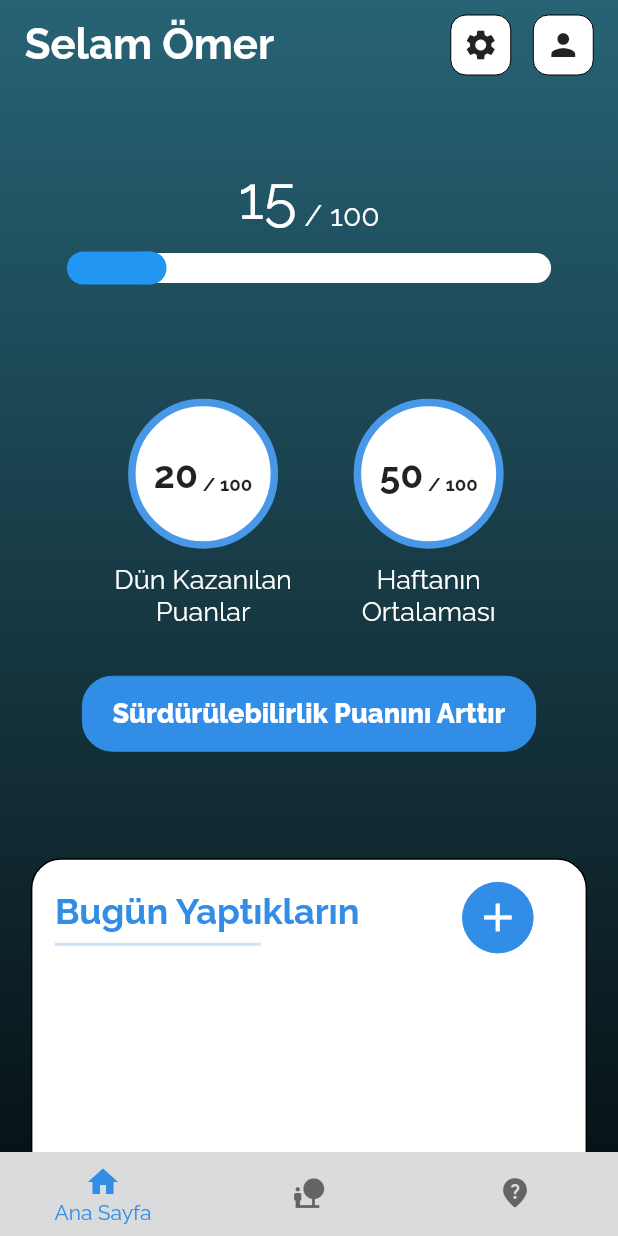
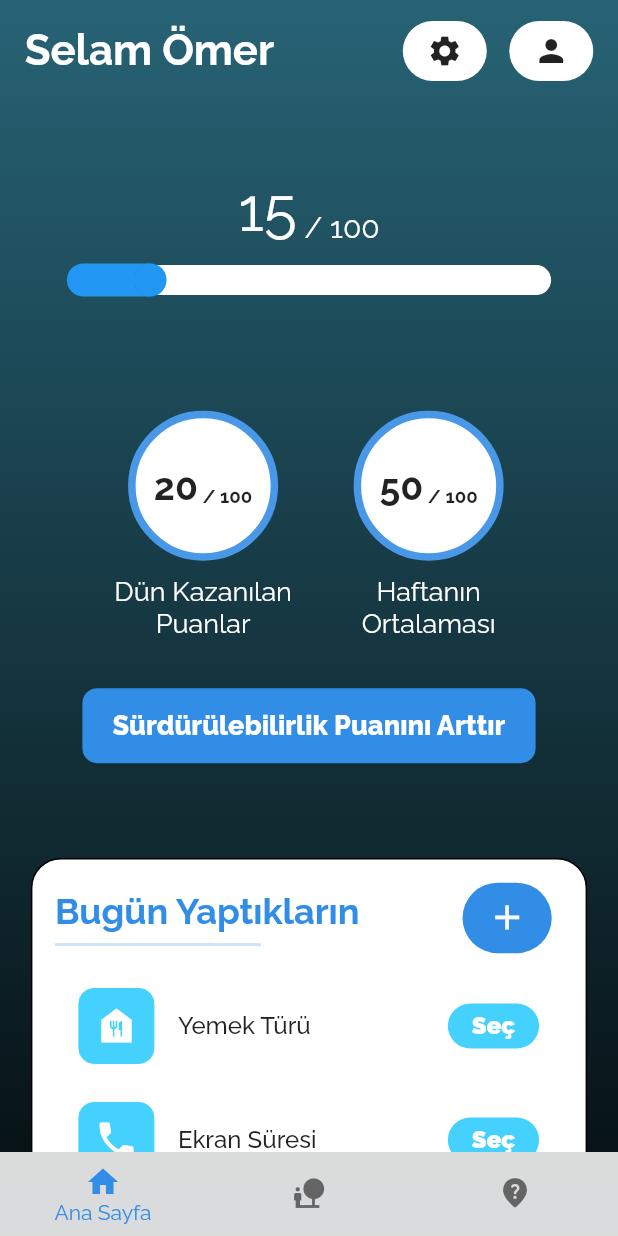
Before and after one commit to enesbiyyik/sustainable-tracker, a Flutter app: the screen it shows once a user with an empty profile is signed in, on a phone screen of 412 x 824 dp. Run offline on Flutter 3.47's test engine with Material 2 defaults, Android fonts, the phone set to English and light mode, and no system bars; our stand-ins replace cloud_firestore, firebase_auth, flutter_swiper, google_fonts; accounts and stored records are empty.

Commit message:
Ana Sayfa v0.3

```diff
--- a/lib/screens/home.dart
+++ b/lib/screens/home.dart
@@ -1,3 +1,4 @@
+import 'package:flutter/cupertino.dart';
 import 'package:flutter/material.dart';
 
 class HomeScreen extends StatefulWidget {
@@ -11,6 +12,12 @@ class _HomeScreenState extends State<HomeScreen> {
   double yesterdayScore = 20;
   double weeklyAverageScore = 50;
   String userName = "Ömer";
+
+  bool usePlastic = false;
+
+  Duration initialtimer = new Duration();
+  int selectFood = 1;
+  String screenTime;
 
   @override
   Widget build(BuildContext context) {
@@ -86,32 +93,24 @@ class _HomeScreenState extends State<HomeScreen> {
             child: Row(
               mainAxisAlignment: MainAxisAlignment.end,
               children: [
-                InkWell(
-                  onTap: () {},
-                  child: Container(
+                FlatButton(
+                  shape: RoundedRectangleBorder(
+                      borderRadius: BorderRadius.circular(25)),
+                  onPressed: () {},
+                  height: 40,
+                  minWidth: 40,
                   child: Icon(Icons.settings),
-                    height: 40,
-                    width: 40,
-                    decoration: BoxDecoration(
                   color: Colors.white,
-                      border: Border.all(width: 0),
-                      borderRadius: BorderRadius.circular(10),
-                    ),
-                  ),
                 ),
                 SizedBox(width: 15),
-                InkWell(
-                  onTap: () {},
-                  child: Container(
+                FlatButton(
+                  shape: RoundedRectangleBorder(
+                      borderRadius: BorderRadius.circular(25)),
+                  onPressed: () {},
+                  height: 40,
+                  minWidth: 40,
                   child: Icon(Icons.person),
-                    height: 40,
-                    width: 40,
-                    decoration: BoxDecoration(
                   color: Colors.white,
-                      border: Border.all(width: 0),
-                      borderRadius: BorderRadius.circular(10),
-                    ),
-                  ),
                 ),
               ],
             ),
@@ -254,15 +253,13 @@ class _HomeScreenState extends State<HomeScreen> {
           ),
 
           //Increasing Button
-          Container(
-            alignment: Alignment.center,
+          FlatButton(
+            shape:
+                RoundedRectangleBorder(borderRadius: BorderRadius.circular(10)),
+            onPressed: () {},
             height: 50,
-            width: double.maxFinite,
-            decoration: BoxDecoration(
             color: Color(0xff328DE6),
-              border: Border.all(color: Color(0xff328DE6), width: 0),
-              borderRadius: BorderRadius.circular(20),
-            ),
+            minWidth: double.maxFinite,
             child: Text(
               "Sürdürülebilirlik Puanını Arttır",
               style: TextStyle(
@@ -282,12 +279,12 @@ class _HomeScreenState extends State<HomeScreen> {
     return Padding(
       padding: EdgeInsets.fromLTRB(
         MediaQuery.of(context).size.width / 20, //Left
-        MediaQuery.of(context).size.height / 50, //Top
+        MediaQuery.of(context).size.height / 100, //Top
         MediaQuery.of(context).size.width / 20, //Right
-        MediaQuery.of(context).size.height / 20, //Botttom
+        MediaQuery.of(context).size.height / 50, //Botttom
       ),
       child: Container(
-        height: 300,
+        height: 320,
         width: double.maxFinite,
         decoration: BoxDecoration(
           color: Colors.white,
@@ -299,6 +296,7 @@ class _HomeScreenState extends State<HomeScreen> {
           child: Column(
             children: [
               todayDoneTitle(),
+              todayDoneContents(context),
             ],
           ),
         ),
@@ -331,25 +329,210 @@ class _HomeScreenState extends State<HomeScreen> {
         ),
         Padding(
           padding: EdgeInsets.only(left: MediaQuery.of(context).size.width / 6),
-          child: InkWell(
-            onTap: () {},
-            child: Container(
+          child: FlatButton(
+            shape:
+                RoundedRectangleBorder(borderRadius: BorderRadius.circular(25)),
+            onPressed: () {},
+            height: MediaQuery.of(context).size.height / 17.5,
+            minWidth: MediaQuery.of(context).size.width / 17.5,
+            color: Color(0xff328DE6),
             child: Icon(
               Icons.add,
-                size: MediaQuery.of(context).size.height / 26.25,
+              size: MediaQuery.of(context).size.height / 30,
               color: Colors.white,
-              ),
-              height: MediaQuery.of(context).size.height / 17.5,
-              width: MediaQuery.of(context).size.height / 17.5,
-              decoration: BoxDecoration(
-                  color: Color(0xff328DE6),
-                  border: Border.all(width: 0, color: Color(0xff328DE6)),
-                  borderRadius: BorderRadius.circular(
-                      MediaQuery.of(context).size.height / 17.5)),
             ),
           ),
         ),
       ],
     );
   }
+
+  //Today Done Box-Content
+  Widget todayDoneContents(BuildContext context) {
+    return Padding(
+      padding: const EdgeInsets.fromLTRB(0, 20, 0, 0),
+      child: Column(
+        children: [
+          todayDoneRow1(context),
+          todayDoneRow2(context),
+          todayDoneRow3(context),
+        ],
+      ),
+    );
   }
+
+  //Today Done Box-Contents FoodType
+  Widget todayDoneRow1(BuildContext context) {
+    return Padding(
+      padding: const EdgeInsets.fromLTRB(0, 0, 0, 20),
+      child: ListTile(
+        leading: Container(
+          height: 50,
+          width: 50,
+          child: Icon(Icons.food_bank, size: 30, color: Colors.white),
+          decoration: BoxDecoration(
+              color: Color(0xff45D1FD),
+              border: Border.all(color: Color(0xff45D1FD), width: 0),
+              borderRadius: BorderRadius.circular(10)),
+        ),
+        title: Text("Yemek Türü",
+            textAlign: TextAlign.start,
+            style: TextStyle(fontWeight: FontWeight.w500, fontSize: 16)),
+        trailing: FlatButton(
+          shape:
+              RoundedRectangleBorder(borderRadius: BorderRadius.circular(25)),
+          onPressed: () {
+            typePicker(context);
+          },
+          child: Text("Seç",
+              style: TextStyle(
+                  color: Colors.white,
+                  fontSize: 16,
+                  fontWeight: FontWeight.w900)),
+          height: 30,
+          minWidth: 50,
+          color: Color(0xff45D1FD),
+        ),
+      ),
+    );
+  }
+
+  //Today Done Box-Contents ScreenTime
+  Widget todayDoneRow2(BuildContext context) {
+    return Padding(
+      padding: const EdgeInsets.fromLTRB(0, 0, 0, 20),
+      child: ListTile(
+        leading: Container(
+          height: 50,
+          width: 50,
+          child: Icon(Icons.phone, size: 30, color: Colors.white),
+          decoration: BoxDecoration(
+              color: Color(0xff45D1FD),
+              border: Border.all(color: Color(0xff45D1FD), width: 0),
+              borderRadius: BorderRadius.circular(10)),
+        ),
+        title: Text("Ekran Süresi",
+            textAlign: TextAlign.start,
+            style: TextStyle(fontWeight: FontWeight.w500, fontSize: 16)),
+        trailing: FlatButton(
+          shape:
+              RoundedRectangleBorder(borderRadius: BorderRadius.circular(25)),
+          onPressed: () {
+            timePicker(context);
+          },
+          child: Text("Seç",
+              style: TextStyle(
+                color: Colors.white,
+                fontSize: 16,
+                fontWeight: FontWeight.w900,
+              )),
+          height: 30,
+          minWidth: 50,
+          color: Color(0xff45D1FD),
+        ),
+      ),
+    );
+  }
+
+  //Today Done Box-Contents UsePlastic
+  Widget todayDoneRow3(BuildContext context) {
+    return Padding(
+      padding: const EdgeInsets.fromLTRB(0, 0, 0, 10),
+      child: ListTile(
+        leading: Container(
+          height: 50,
+          width: 50,
+          child: Icon(Icons.ac_unit, size: 30, color: Colors.white),
+          decoration: BoxDecoration(
+              color: Color(0xff45D1FD),
+              border: Border.all(color: Color(0xff45D1FD), width: 0),
+              borderRadius: BorderRadius.circular(10)),
+        ),
+        title: Text("Plastik Kullanımı",
+            textAlign: TextAlign.start,
+            style: TextStyle(fontWeight: FontWeight.w500, fontSize: 16)),
+        // SizedBox(width: MediaQuery.of(context).size.width / 12.5),
+        trailing: Checkbox(
+          value: usePlastic,
+          onChanged: (change) {
+            setState(() {
+              usePlastic = change;
+            });
+          },
+        ),
+      ),
+    );
+  }
+
+  Future typePicker(BuildContext context, {double height}) {
+    return showModalBottomSheet(
+      isScrollControlled: false,
+      shape: RoundedRectangleBorder(
+          borderRadius: BorderRadius.only(
+              topLeft: Radius.circular(13), topRight: Radius.circular(13))),
+      backgroundColor: Colors.white,
+      context: context,
+      builder: (context) => Container(
+        height: height ?? MediaQuery.of(context).size.height / 3,
+        child: Container(
+          child: CupertinoPicker(
+            magnification: 1.1,
+            backgroundColor: Colors.white,
+            children: <Widget>[
+              Container(
+                child: Text("Yağlı", style: TextStyle()),
+                alignment: Alignment.center,
+              ),
+              Container(
+                child: Text("Çorba", style: TextStyle()),
+                alignment: Alignment.center,
+              ),
+              Container(
+                child: Text("Sucuk", style: TextStyle()),
+                alignment: Alignment.center,
+              ),
+            ],
+            itemExtent: 50, //height of each item
+            looping: false,
+            onSelectedItemChanged: (int index) {
+              selectFood = index;
+            },
+          ),
+        ),
+      ),
+    );
+  }
+
+  Future timePicker(BuildContext context, {double height}) {
+    return showModalBottomSheet(
+      isScrollControlled: false,
+      shape: RoundedRectangleBorder(
+          borderRadius: BorderRadius.only(
+              topLeft: Radius.circular(13), topRight: Radius.circular(13))),
+      backgroundColor: Colors.white,
+      context: context,
+      builder: (context) => Container(
+        height: height ?? MediaQuery.of(context).size.height / 3,
+        child: CupertinoTimerPicker(
+          mode: CupertinoTimerPickerMode.hms,
+          minuteInterval: 1,
+          secondInterval: 1,
+          initialTimerDuration: initialtimer,
+          onTimerDurationChanged: (Duration changedtimer) {
+            setState(
+              () {
+                initialtimer = changedtimer;
+                screenTime = changedtimer.inHours.toString() +
+                    ' hrs ' +
+                    (changedtimer.inMinutes % 60).toString() +
+                    ' mins ' +
+                    (changedtimer.inSeconds % 60).toString() +
+                    ' secs';
+              },
+            );
+          },
+        ),
+      ),
+    );
+  }
+}
```
Lines whose indentation alone changed are shown as unchanged.
